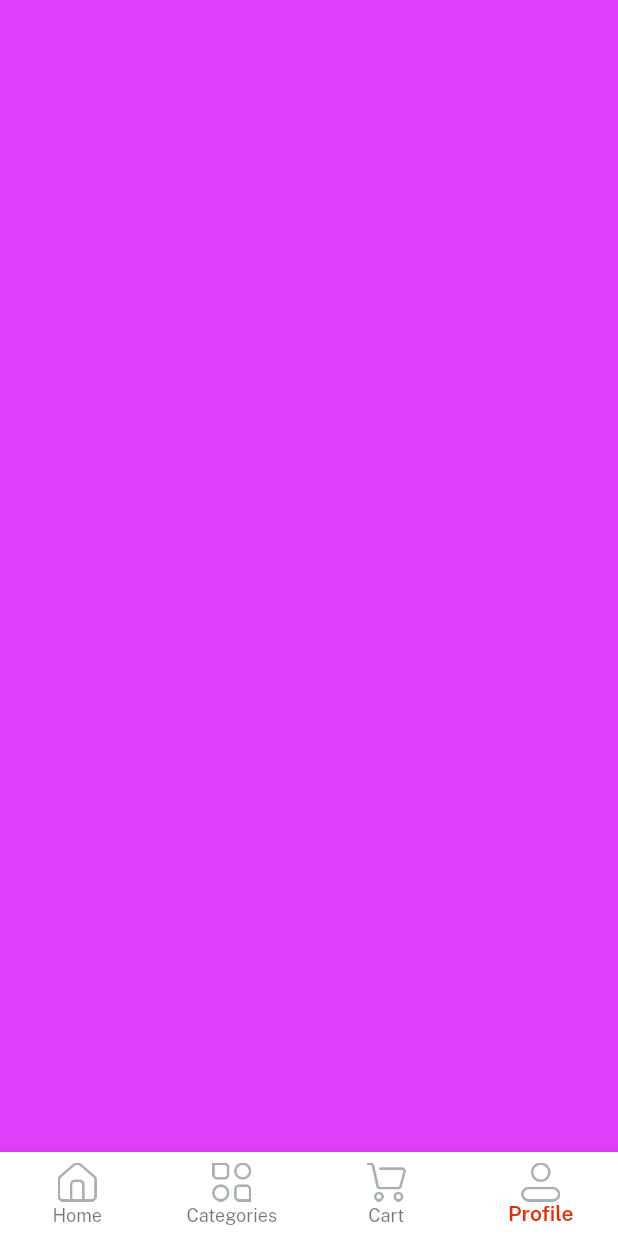
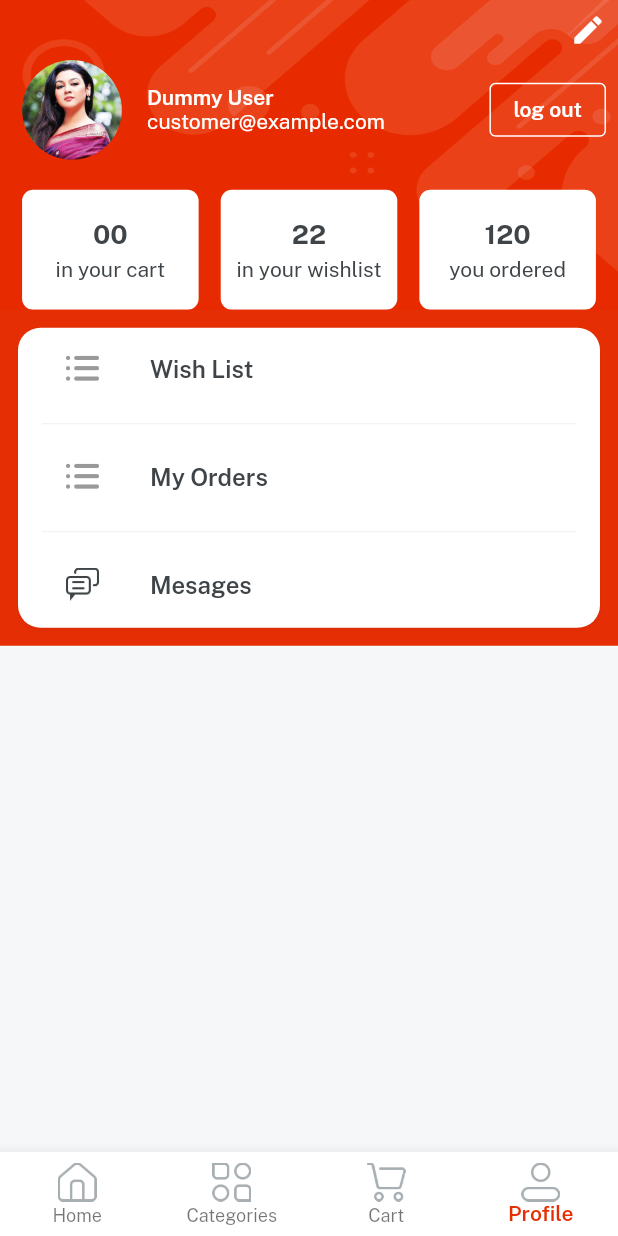
Before and after one commit to Ashu2607/eMart-Flutter, a Flutter app: the Home screen opened directly, item 4 of the bottom bar chosen, on a phone screen of 412 x 824 dp. Run offline on Flutter 3.47's test engine with Material 2 defaults, Android fonts, the phone set to English and light mode, and no system bars; our stand-ins replace get, velocity_x.

Commit message:
Add Profile Screen UI

```diff
--- a/lib/consts/list.dart
+++ b/lib/consts/list.dart
@@ -42,3 +42,6 @@ const itemDetailsButtonsList = [
   returnPolicy,
   supportPolicy
 ];
+
+const profileButtonList = [wishlist, orders, messages];
+const profileButtonIconsList = [icOrder, icOrder, icMessages];
--- a/lib/consts/strings.dart
+++ b/lib/consts/strings.dart
@@ -12,6 +12,7 @@ const retypePass = "Retype Password";
 const name = "Name";
 const nameHint = "Usama";
 const login = "Log In";
+const logout = "log out";
 const signup = "Sign up";
 const createNewAccount = "or, create new account";
 const loginWith = "Log in with";
@@ -61,3 +62,6 @@ const video = "Video",
     returnPolicy = "Return Policy",
     supportPolicy = "Support Policy",
     productYouMayLike = "Product you may also like";
+
+// profile strings
+const wishlist = "Wish List", orders = "My Orders", messages = "Mesages";
--- /dev/null
+++ b/lib/views/profile_screen_view/components/cart_details.dart
@@ -0,0 +1,19 @@
+import 'package:emart/consts/consts.dart';
+
+Widget cartDetails(width, String? count, String? title) {
+  return Column(
+    mainAxisAlignment: MainAxisAlignment.center,
+    children: [
+      count!.text.fontFamily(bold).size(18).color(darkFontGrey).make(),
+      5.heightBox,
+      title!.text.color(darkFontGrey).make(),
+    ],
+  )
+      .box
+      .white
+      .roundedSM
+      .width(width)
+      .height(80)
+      .padding(const EdgeInsets.all(5))
+      .make();
+}
--- a/lib/views/profile_screen_view/profile_screen.dart
+++ b/lib/views/profile_screen_view/profile_screen.dart
@@ -1,10 +1,90 @@
-import 'package:flutter/material.dart';
+import 'package:emart/common_widgets/bg_widget.dart';
+import 'package:emart/consts/consts.dart';
+import 'package:emart/consts/list.dart';
+import 'package:emart/views/profile_screen_view/components/cart_details.dart';
 
 class ProfileScreen extends StatelessWidget {
   const ProfileScreen({super.key});
 
   @override
   Widget build(BuildContext context) {
-    return Container(color: Colors.purpleAccent);
+    return bgWidget(
+      child: SafeArea(
+        child: Column(
+          children: [
+            // edit profile
+            Padding(
+              padding: const EdgeInsets.all(8.0),
+              child: const Align(
+                      alignment: Alignment.topRight,
+                      child: Icon(Icons.edit, color: whiteColor))
+                  .onTap(() {}),
+            ),
+
+            // user details section
+            Padding(
+              padding: const EdgeInsets.symmetric(horizontal: 8.0),
+              child: Row(
+                children: [
+                  Image.asset(imgProfile2, width: 80, fit: BoxFit.cover)
+                      .box
+                      .roundedFull
+                      .clip(Clip.antiAlias)
+                      .make(),
+                  10.widthBox,
+                  Expanded(
+                    child: Column(
+                      crossAxisAlignment: CrossAxisAlignment.start,
+                      children: [
+                        "Dummy User".text.white.fontFamily(semibold).make(),
+                        "customer@example.com".text.white.make(),
+                      ],
+                    ),
+                  ),
+                  OutlinedButton(
+                    style: OutlinedButton.styleFrom(
+                      side: const BorderSide(color: whiteColor),
+                    ),
+                    onPressed: () {},
+                    child: logout.text.white.fontFamily(semibold).make(),
+                  ),
+                ],
+              ),
+            ),
+
+            // cart
+            20.heightBox,
+            Row(
+              mainAxisAlignment: MainAxisAlignment.spaceEvenly,
+              children: [
+                cartDetails(context.screenWidth / 3.5, "00", "in your cart"),
+                cartDetails(
+                    context.screenWidth / 3.5, "22", "in your wishlist"),
+                cartDetails(context.screenWidth / 3.5, "120", "you ordered"),
+              ],
+            ),
+
+            // profile button
+            ListView.separated(
+              shrinkWrap: true,
+              itemBuilder: (context, index) => ListTile(
+                leading:
+                    Image.asset(profileButtonIconsList[index], width: 22),
+                title: profileButtonList[index].text.fontFamily(semibold).color(darkFontGrey).make(),
+              ),
+              separatorBuilder: (context, index) =>
+                  const Divider(color: lightGrey),
+              itemCount: profileButtonList.length,
+            )
+                .box
+                .rounded
+                .white.margin(const EdgeInsets.all(12))
+                .padding(const EdgeInsets.symmetric(horizontal: 16))
+                .shadowSm
+                .make().box.color(redColor).make(),
+          ],
+        ),
+      ),
+    );
   }
 }
```
